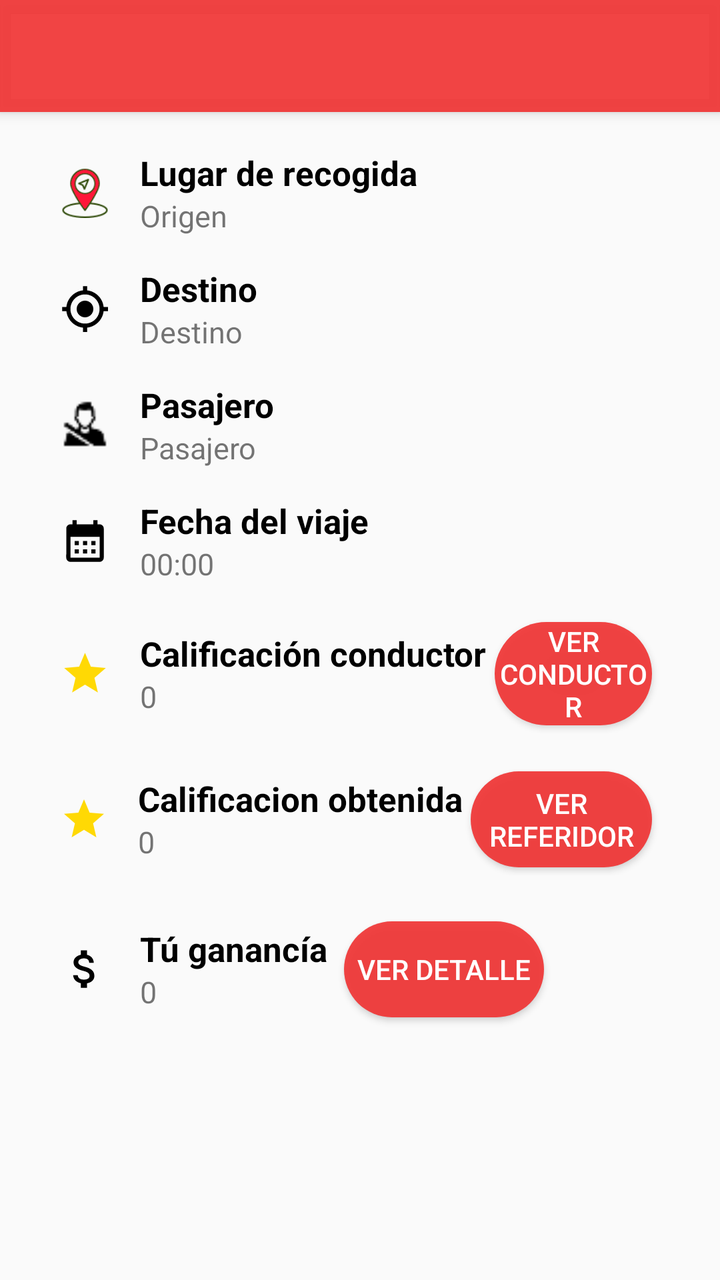
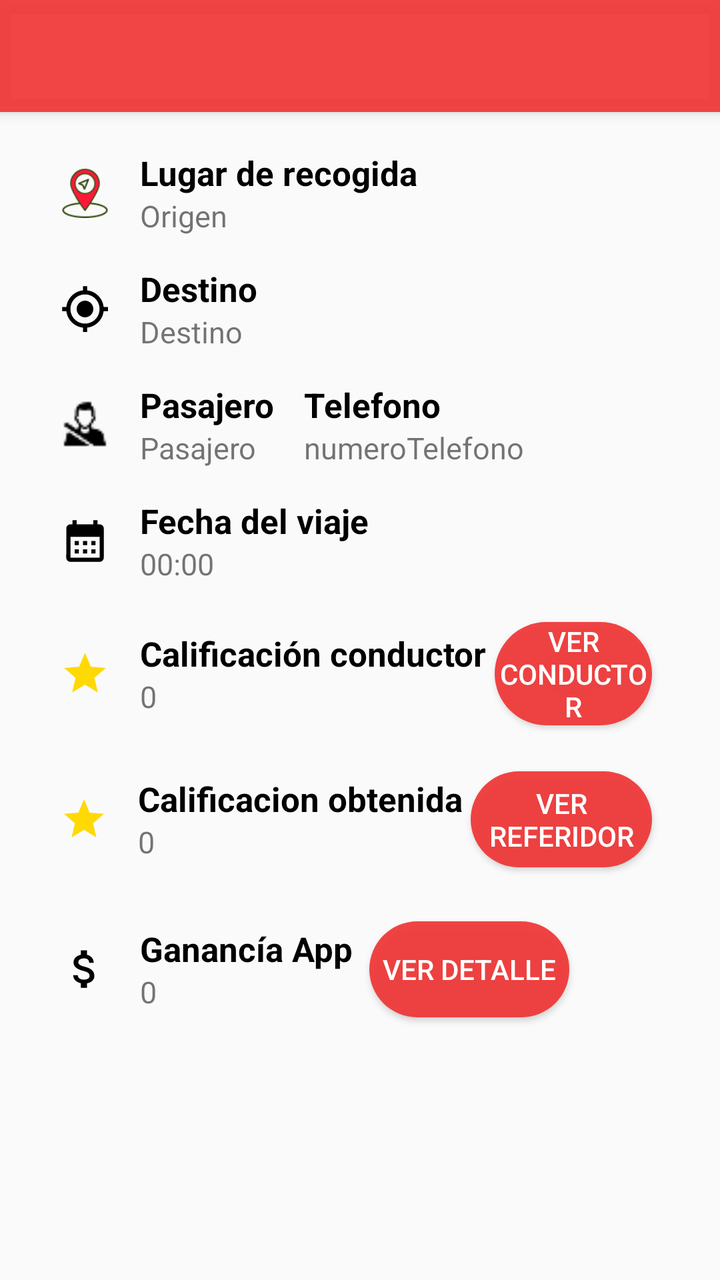

An Android layout rendered at two revisions. The XML below is the earlier revision; the diff shows what the commit changed to produce the second picture.
<!-- AndroidManifest.xml: application theme Theme.Ixi_administrativo -->
<!-- res/layout/activity_histories_details.xml -->
<?xml version="1.0" encoding="utf-8"?>
<androidx.coordinatorlayout.widget.CoordinatorLayout xmlns:android="http://schemas.android.com/apk/res/android"
    xmlns:app="http://schemas.android.com/apk/res-auto"
    xmlns:tools="http://schemas.android.com/tools"
    android:layout_width="match_parent"
    android:layout_height="match_parent"
    tools:context=".activitys.historiesDetails.HistoriesDetailsActivity">

    <com.google.android.material.appbar.AppBarLayout
        android:layout_width="match_parent"
        android:layout_height="wrap_content">
        <androidx.appcompat.widget.Toolbar
            android:id="@+id/toolbar"
            android:layout_width="match_parent"
            android:layout_height="wrap_content" />
    </com.google.android.material.appbar.AppBarLayout>



    <LinearLayout
        android:layout_width="match_parent"
        android:layout_height="match_parent"
        android:orientation="vertical"
        android:layout_marginTop="60dp">



        <LinearLayout
            android:layout_width="match_parent"
            android:layout_height="wrap_content"
            android:orientation="horizontal"
            android:gravity="center_vertical"
            android:layout_marginLeft="30dp"
            android:layout_marginRight="30dp"
            android:layout_marginTop="15dp">

            <ImageView
                android:layout_width="25dp"
                android:layout_height="25dp"
                android:src="@drawable/my_location_red" />

            <LinearLayout
                android:layout_width="wrap_content"
                android:layout_height="wrap_content"
                android:orientation="vertical"
                android:layout_marginLeft="15dp">

                <TextView
                    android:layout_width="wrap_content"
                    android:layout_height="wrap_content"
                    android:text="Lugar de recogida"
                    android:textStyle="bold"
                    android:textColor="@color/black"
                    android:textSize="17sp"/>

                <TextView
                    android:id="@+id/textViewOrigen"
                    android:layout_width="wrap_content"
                    android:layout_height="wrap_content"
                    android:text="Origen"
                    android:textSize="15sp"/>

            </LinearLayout>

        </LinearLayout>


        <LinearLayout
            android:layout_width="match_parent"
            android:layout_height="wrap_content"
            android:orientation="horizontal"
            android:gravity="center_vertical"
            android:layout_marginLeft="30dp"
            android:layout_marginRight="30dp"
            android:layout_marginTop="15dp">

            <ImageView
                android:layout_width="25dp"
                android:layout_height="25dp"
                android:src="@drawable/baseline_my_location_24" />

            <LinearLayout
                android:layout_width="wrap_content"
                android:layout_height="wrap_content"
                android:orientation="vertical"
                android:layout_marginLeft="15dp">

                <TextView
                    android:layout_width="wrap_content"
                    android:layout_height="wrap_content"
                    android:text="Destino"
                    android:textStyle="bold"
                    android:textColor="@color/black"
                    android:textSize="17sp"/>

                <TextView
                    android:id="@+id/textViewDestination"
                    android:layout_width="wrap_content"
                    android:layout_height="wrap_content"
                    android:text="Destino"
                    android:textSize="15sp"/>

            </LinearLayout>

        </LinearLayout>

        <LinearLayout
            android:layout_width="match_parent"
            android:layout_height="wrap_content"
            android:orientation="horizontal"
            android:gravity="center_vertical"
            android:layout_marginLeft="30dp"
            android:layout_marginRight="30dp"
            android:layout_marginTop="15dp">

            <ImageView
                android:layout_width="25dp"
                android:layout_height="25dp"
                android:src="@drawable/ic_pasajero" />

            <LinearLayout
                android:layout_width="wrap_content"
                android:layout_height="wrap_content"
                android:orientation="vertical"
                android:layout_marginLeft="15dp">

                <TextView
                    android:layout_width="wrap_content"
                    android:layout_height="wrap_content"
                    android:text="Pasajero"
                    android:textStyle="bold"
                    android:textColor="@color/black"
                    android:textSize="17sp"/>

                <TextView
                    android:id="@+id/textViewPasajero"
                    android:layout_width="wrap_content"
                    android:layout_height="wrap_content"
                    android:text="Pasajero"
                    android:textSize="15sp" />

            </LinearLayout>

        </LinearLayout>

        <LinearLayout
            android:layout_width="match_parent"
            android:layout_height="wrap_content"
            android:orientation="horizontal"
            android:gravity="center_vertical"
            android:layout_marginLeft="30dp"
            android:layout_marginRight="30dp"
            android:layout_marginTop="15dp">

            <ImageView
                android:layout_width="25dp"
                android:layout_height="25dp"
                android:src="@drawable/baseline_calendar_month_24" />

            <LinearLayout
                android:layout_width="wrap_content"
                android:layout_height="wrap_content"
                android:orientation="vertical"
                android:layout_marginLeft="15dp">

                <TextView
                    android:layout_width="wrap_content"
                    android:layout_height="wrap_content"
                    android:text="Fecha del viaje"
                    android:textStyle="bold"
                    android:textColor="@color/black"
                    android:textSize="17sp"/>

                <TextView
                    android:id="@+id/textViewDate"
                    android:layout_width="wrap_content"
                    android:layout_height="wrap_content"
                    android:text="00:00"
                    android:textSize="15sp"/>

            </LinearLayout>

        </LinearLayout>

        <LinearLayout
            android:layout_width="match_parent"
            android:layout_height="wrap_content"
            android:orientation="horizontal"
            android:gravity="center_vertical"
            android:layout_marginLeft="30dp"
            android:layout_marginRight="30dp"
            android:layout_marginTop="15dp">

            <ImageView
                android:layout_width="25dp"
                android:layout_height="25dp"
                android:src="@drawable/baseline_star_24" />

            <LinearLayout
                android:id="@+id/linearLayoutCalificacionConductor"
                android:layout_width="wrap_content"
                android:layout_height="wrap_content"
                android:orientation="vertical"
                android:layout_marginLeft="15dp">

                <TextView
                    android:layout_width="wrap_content"
                    android:layout_height="wrap_content"
                    android:text="Calificación conductor"
                    android:textStyle="bold"
                    android:textColor="@color/black"
                    android:textSize="17sp"/>

                <TextView
                    android:id="@+id/textViewCalificacionConductor"
                    android:layout_width="wrap_content"
                    android:layout_height="wrap_content"
                    android:text="0"
                    android:textSize="15sp"/>

            </LinearLayout>

            <Button
                android:layout_margin="4dp"
                android:id="@+id/button_ver_coductor"
                android:layout_width="100dp"
                android:layout_height="wrap_content"
                android:layout_weight="1"
                android:background="@drawable/boton_redondo"
                android:textColor="@color/white"
                android:text="Ver Conductor" />

        </LinearLayout>

        <LinearLayout
            android:layout_width="match_parent"
            android:layout_height="wrap_content"
            android:orientation="horizontal"
            android:gravity="center_vertical"
            android:layout_marginLeft="30dp"
            android:layout_marginRight="30dp"
            android:layout_marginTop="15dp">

            <ImageView
                android:layout_width="wrap_content"
                android:layout_height="25dp"
                android:src="@drawable/baseline_star_24" />

            <LinearLayout
                android:layout_width="wrap_content"
                android:layout_height="wrap_content"
                android:orientation="vertical"
                android:layout_marginLeft="15dp">

                <TextView
                    android:layout_width="wrap_content"
                    android:layout_height="wrap_content"
                    android:text="Calificacion obtenida"
                    android:textStyle="bold"
                    android:textColor="@color/black"
                    android:textSize="17sp"/>

                <TextView
                    android:id="@+id/textViewClientCalification"
                    android:layout_width="wrap_content"
                    android:layout_height="wrap_content"
                    android:text="0"
                    android:textSize="15sp"/>

            </LinearLayout>
            <Button
                android:layout_margin="4dp"
                android:id="@+id/button_ver_cliente"
                android:layout_width="100dp"
                android:layout_height="wrap_content"
                android:layout_weight="1"
                android:background="@drawable/boton_redondo"
                android:textColor="@color/white"
                android:text="Ver Referidor" />
        </LinearLayout>








































        <LinearLayout
            android:layout_width="match_parent"
            android:layout_height="wrap_content"
            android:orientation="horizontal"
            android:gravity="center_vertical"
            android:layout_marginLeft="30dp"
            android:layout_marginRight="30dp"
            android:layout_marginTop="15dp">

            <ImageView
                android:layout_width="25dp"
                android:layout_height="25dp"
                android:src="@drawable/baseline_attach_money_24" />

            <LinearLayout
                android:layout_width="wrap_content"
                android:layout_height="wrap_content"
                android:orientation="vertical"
                android:layout_marginLeft="15dp">

                <TextView
                    android:layout_width="wrap_content"
                    android:layout_height="wrap_content"
                    android:text="Tú ganancía"
                    android:textStyle="bold"
                    android:textColor="@color/black"
                    android:textSize="17sp"/>

                <TextView
                    android:id="@+id/textViewPrice"
                    android:layout_width="wrap_content"
                    android:layout_height="wrap_content"
                    android:text="0"
                    android:textSize="15sp"/>

            </LinearLayout>
            <Button
                android:layout_margin="8dp"
                android:id="@+id/button_ver_detalle"
                android:layout_width="100dp"
                android:layout_height="wrap_content"

                android:background="@drawable/boton_redondo"
                android:textColor="@color/white"
                android:text="Ver detalle" />
        </LinearLayout>


    </LinearLayout>

</androidx.coordinatorlayout.widget.CoordinatorLayout>
<!-- resources referenced by this layout -->
<resources>
  <color name="black">#FF000000</color>
  <color name="white">#FFFFFFFF</color>
  <!-- drawable baseline_attach_money_24 (drawable) -->
  <vector android:height="24dp" android:tint="#000000"
      android:viewportHeight="24" android:viewportWidth="24"
      android:width="24dp" xmlns:android="http://schemas.android.com/apk/res/android">
      <path android:fillColor="@android:color/white" android:pathData="M11.8,10.9c-2.27,-0.59 -3,-1.2 -3,-2.15 0,-1.09 1.01,-1.85 2.7,-1.85 1.78,0 2.44,0.85 2.5,2.1h2.21c-0.07,-1.72 -1.12,-3.3 -3.21,-3.81V3h-3v2.16c-1.94,0.42 -3.5,1.68 -3.5,3.61 0,2.31 1.91,3.46 4.7,4.13 2.5,0.6 3,1.48 3,2.41 0,0.69 -0.49,1.79 -2.7,1.79 -2.06,0 -2.87,-0.92 -2.98,-2.1h-2.2c0.12,2.19 1.76,3.42 3.68,3.83V21h3v-2.15c1.95,-0.37 3.5,-1.5 3.5,-3.55 0,-2.84 -2.43,-3.81 -4.7,-4.4z"/>
  </vector>
  <!-- drawable baseline_calendar_month_24 (drawable) -->
  <vector android:height="24dp" android:tint="#000000"
      android:viewportHeight="24" android:viewportWidth="24"
      android:width="24dp" xmlns:android="http://schemas.android.com/apk/res/android">
      <path android:fillColor="@android:color/white" android:pathData="M19,4h-1V2h-2v2H8V2H6v2H5C3.89,4 3.01,4.9 3.01,6L3,20c0,1.1 0.89,2 2,2h14c1.1,0 2,-0.9 2,-2V6C21,4.9 20.1,4 19,4zM19,20H5V10h14V20zM9,14H7v-2h2V14zM13,14h-2v-2h2V14zM17,14h-2v-2h2V14zM9,18H7v-2h2V18zM13,18h-2v-2h2V18zM17,18h-2v-2h2V18z"/>
  </vector>
  <!-- drawable baseline_my_location_24 (drawable) -->
  <vector android:height="24dp" android:tint="#000000"
      android:viewportHeight="24" android:viewportWidth="24"
      android:width="24dp" xmlns:android="http://schemas.android.com/apk/res/android">
      <path android:fillColor="@android:color/white" android:pathData="M12,8c-2.21,0 -4,1.79 -4,4s1.79,4 4,4 4,-1.79 4,-4 -1.79,-4 -4,-4zM20.94,11c-0.46,-4.17 -3.77,-7.48 -7.94,-7.94L13,1h-2v2.06C6.83,3.52 3.52,6.83 3.06,11L1,11v2h2.06c0.46,4.17 3.77,7.48 7.94,7.94L11,23h2v-2.06c4.17,-0.46 7.48,-3.77 7.94,-7.94L23,13v-2h-2.06zM12,19c-3.87,0 -7,-3.13 -7,-7s3.13,-7 7,-7 7,3.13 7,7 -3.13,7 -7,7z"/>
  </vector>
  <!-- drawable baseline_star_24 (drawable) -->
  <vector android:height="24dp" android:tint="#FFD904"
      android:viewportHeight="24" android:viewportWidth="24"
      android:width="24dp" xmlns:android="http://schemas.android.com/apk/res/android">
      <path android:fillColor="@android:color/white" android:pathData="M12,17.27L18.18,21l-1.64,-7.03L22,9.24l-7.19,-0.61L12,2 9.19,8.63 2,9.24l5.46,4.73L5.82,21z"/>
  </vector>
  <!-- drawable boton_redondo (drawable-v24) -->
  <?xml version="1.0" encoding="utf-8"?>
  <shape
      xmlns:android="http://schemas.android.com/apk/res/android">
  
      <corners android:radius="50dp"></corners>
      <solid android:color="@color/rojo"></solid>
  </shape>
  <!-- drawable ic_pasajero: png bitmap (drawable, 484 bytes) -->
  <style name="Theme.Ixi_administrativo" parent="Base.Theme.Ixi_administrativo" />
  <color name="rojo">#EEF13737</color>
  <style name="Base.Theme.Ixi_administrativo" parent="Theme.AppCompat.Light.NoActionBar">
          
          <item name="colorPrimary">@color/rojo</item>
          <item name="colorPrimaryVariant">@color/white</item>
          <item name="colorOnPrimary">@color/white</item>
          
          <item name="colorSecondary">@color/black</item>
          <item name="colorSecondaryVariant">@color/rojo</item>
          <item name="colorOnSecondary">@color/black</item>
  
          <item name="android:statusBarColor">?attr/colorPrimary</item>
          <item name="colorControlNormal">@color/grey</item>
          <item name="colorControlActivated">@color/rojo</item>
          <item name="colorControlHighlight">@color/white</item>
          <item name="android:textColorHint">@color/white</item>
          <item name="android:progressBarStyle">@style/CustomProgressBar</item>
  
      </style>
  <color name="grey">#BFBFBF</color>
  <style name="CustomProgressBar" parent="@android:style/Widget.ProgressBar">
          <item name="android:backgroundTint">@color/red</item>
      </style>
  <color name="red">#FF1739</color>
  <!-- unchanged entries left out for length: 1 -->
</resources>

<!-- the commit's change to res/layout/activity_histories_details.xml (unified diff, before → after) -->
@@ -141,6 +141,28 @@
 
             </LinearLayout>
 
+            <LinearLayout
+                android:layout_width="wrap_content"
+                android:layout_height="wrap_content"
+                android:orientation="vertical"
+                android:layout_marginLeft="15dp">
+
+                <TextView
+                    android:layout_width="wrap_content"
+                    android:layout_height="wrap_content"
+                    android:text="Telefono"
+                    android:textStyle="bold"
+                    android:textColor="@color/black"
+                    android:textSize="17sp"/>
+
+                <TextView
+                    android:id="@+id/textViewPasajeroTelefono"
+                    android:layout_width="wrap_content"
+                    android:layout_height="wrap_content"
+                    android:text="numeroTelefono"
+                    android:textSize="15sp" />
+
+            </LinearLayout>
         </LinearLayout>
 
         <LinearLayout
@@ -341,7 +363,7 @@
                 <TextView
                     android:layout_width="wrap_content"
                     android:layout_height="wrap_content"
-                    android:text="Tú ganancía"
+                    android:text="Ganancía App"
                     android:textStyle="bold"
                     android:textColor="@color/black"
                     android:textSize="17sp"/>
